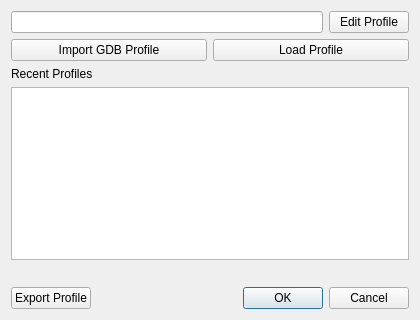
First picture: the form in src/dialogs/RegisterProfileDialog.ui, repository PremadeS/cutter, before the edit.
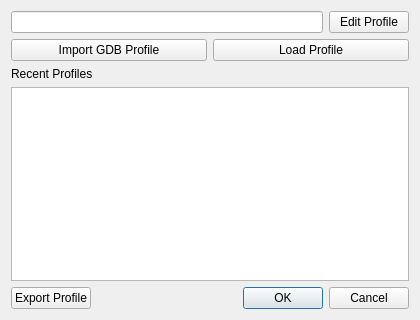
Second picture: the form after the edit.

Commit message: Remove hiding recent profiles list

What changed in the file:
```diff
--- a/src/dialogs/RegisterProfileDialog.ui
+++ b/src/dialogs/RegisterProfileDialog.ui
@@ -64,19 +64,6 @@
      </item>
     </layout>
    </item>
-   <item>
-    <spacer name="verticalSpacer">
-     <property name="orientation">
-      <enum>Qt::Orientation::Vertical</enum>
-     </property>
-     <property name="sizeHint" stdset="0">
-      <size>
-       <width>20</width>
-       <height>40</height>
-      </size>
-     </property>
-    </spacer>
-   </item>
    <item>
     <layout class="QHBoxLayout" name="horizontalLayout_4">
      <item>
```
The commit also changes 2 other files.
